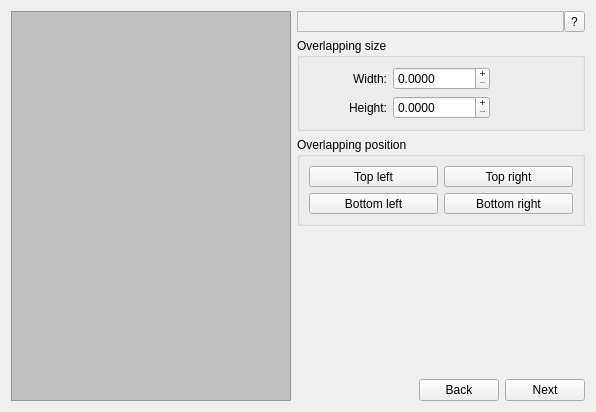
This is src/QtPosteRazorDialog.ui in aportale/posterazor as Qt 5 draws it before an edit. The edited form follows.
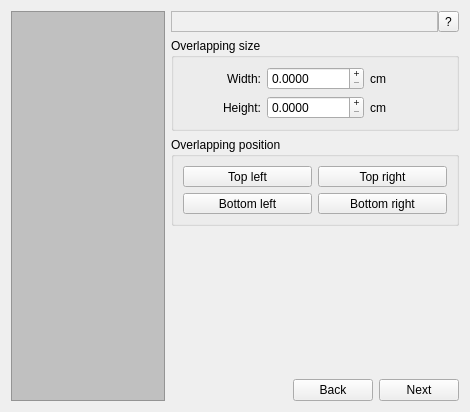
This is the edited form. The open tabs and pages were chosen to show the change. Icons and pictures are not drawn. Custom widgets are drawn as their Qt base class.

Commit message: Gave even more anonymous labels an object name.

The edit to the form file:
```diff
--- a/src/QtPosteRazorDialog.ui
+++ b/src/QtPosteRazorDialog.ui
@@ -6,8 +6,8 @@
    <rect>
     <x>0</x>
     <y>0</y>
-    <width>596</width>
-    <height>385</height>
+    <width>470</width>
+    <height>380</height>
    </rect>
   </property>
   <property name="acceptDrops" >
@@ -777,7 +777,7 @@
            <number>0</number>
           </property>
           <item>
-           <widget class="QGroupBox" name="groupBox" >
+           <widget class="QGroupBox" name="m_overlappingSizeGroup" >
             <property name="title" >
              <string>Overlapping size</string>
             </property>
@@ -791,7 +791,7 @@
              <item row="1" column="2" >
               <widget class="QLabel" name="m_overlappingHeightDimensionUnitLabel" >
                <property name="text" >
-                <string/>
+                <string>cm</string>
                </property>
               </widget>
              </item>
@@ -808,7 +808,7 @@
              <item row="0" column="2" >
               <widget class="QLabel" name="m_overlappingWidthDimensionUnitLabel" >
                <property name="text" >
-                <string/>
+                <string>cm</string>
                </property>
               </widget>
              </item>
@@ -864,7 +864,7 @@
            </widget>
           </item>
           <item>
-           <widget class="QGroupBox" name="groupBox" >
+           <widget class="QGroupBox" name="m_overlappingPositionGroup" >
             <property name="title" >
              <string>Overlapping position</string>
             </property>
```
Left out of the diff: 24 changed lines with no effect on the pictures.
